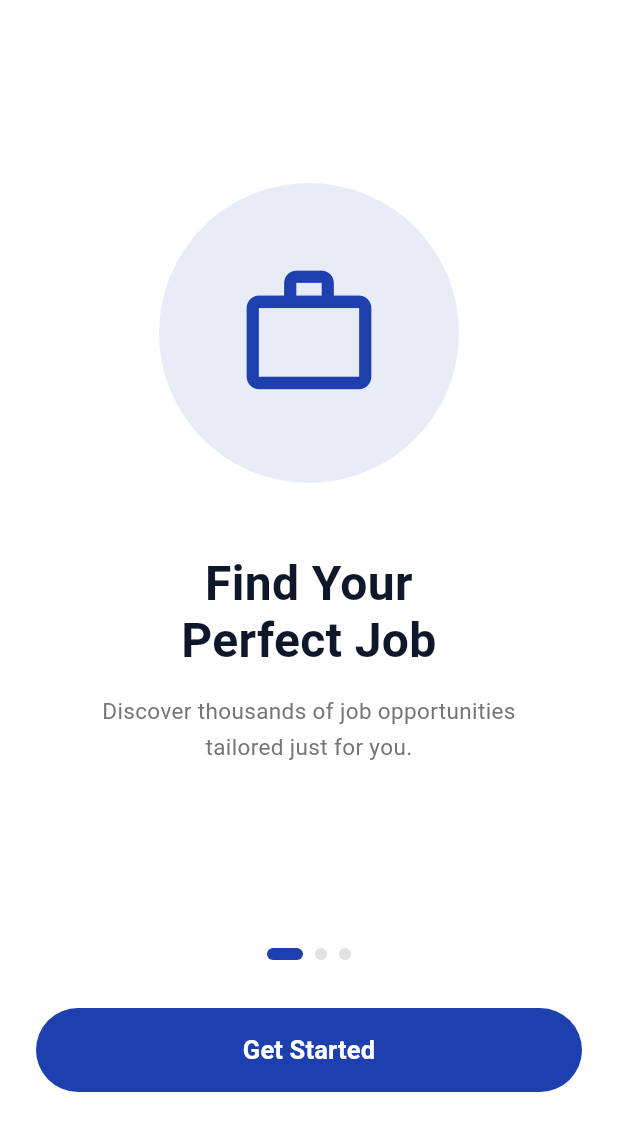
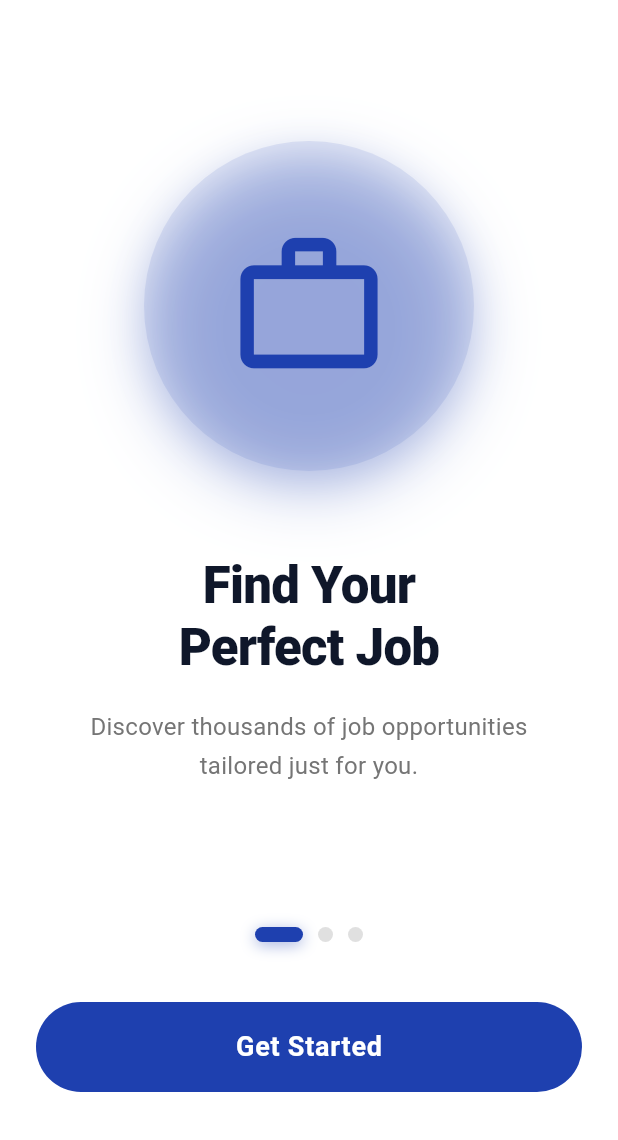
Before and after one commit to Rover1218/signalx-app, a Flutter app: the screen it shows after launch, on a phone screen of 412 x 824 dp, the part 96-1236 px from its top. Run offline on Flutter 3.47's test engine with Material 3 defaults, Android fonts, the phone set to English and light mode, and no system bars; our stand-ins replace cloud_firestore, firebase_auth, firebase_core, flutter_dotenv, google_generative_ai, image_picker and 2 more; accounts and stored records are empty.

Commit message:
feat: Initialize new Flutter project with an onboarding splash screen, app icons, and core dependencies.

```diff
--- a/workers/lib/screens/splash_screen.dart
+++ b/workers/lib/screens/splash_screen.dart
@@ -100,48 +100,65 @@ class _SplashScreenState extends State<SplashScreen> {
               ),
             ),
 
-            // Page Indicators
-            Row(
+            // Page Indicators with Smooth Animation
+            Padding(
+              padding: const EdgeInsets.only(bottom: 8),
+              child: Row(
                 mainAxisAlignment: MainAxisAlignment.center,
                 children: List.generate(_pages.length, (index) {
                   return AnimatedContainer(
                     duration: const Duration(milliseconds: 300),
-                  margin: const EdgeInsets.symmetric(horizontal: 4),
-                  width: _currentPage == index ? 24 : 8,
-                  height: 8,
+                    curve: Curves.easeInOut,
+                    margin: const EdgeInsets.symmetric(horizontal: 5),
+                    width: _currentPage == index ? 32 : 10,
+                    height: 10,
                     decoration: BoxDecoration(
                       color: _currentPage == index
                           ? AppColors.primary
                           : Colors.grey.shade300,
-                    borderRadius: BorderRadius.circular(4),
+                      borderRadius: BorderRadius.circular(5),
+                      boxShadow: _currentPage == index ? [
+                        BoxShadow(
+                          color: AppColors.primary.withOpacity(0.4),
+                          blurRadius: 8,
+                          offset: const Offset(0, 2),
+                        ),
+                      ] : [],
                     ),
                   );
                 }),
               ),
+            ),
 
             const SizedBox(height: 32),
 
-            // Get Started Button
+            // Get Started Button with Enhanced Design
             Padding(
               padding: const EdgeInsets.symmetric(horizontal: 24),
               child: SizedBox(
                 width: double.infinity,
-                height: 56,
+                height: 60,
                 child: ElevatedButton(
                   onPressed: _onGetStarted,
                   style: ElevatedButton.styleFrom(
                     backgroundColor: AppColors.primary,
                     foregroundColor: Colors.white,
                     shape: RoundedRectangleBorder(
-                      borderRadius: BorderRadius.circular(28),
+                      borderRadius: BorderRadius.circular(30),
                     ),
                     elevation: 0,
+                    shadowColor: AppColors.primary.withOpacity(0.5),
+                  ).copyWith(
+                    overlayColor: WidgetStateProperty.all(
+                      Colors.white.withOpacity(0.1),
+                    ),
                   ),
                   child: const Text(
                     'Get Started',
                     style: TextStyle(
-                      fontSize: 17,
-                      fontWeight: FontWeight.w600,
+                      fontSize: 18,
+                      fontWeight: FontWeight.w700,
+                      letterSpacing: 0.5,
                     ),
                   ),
                 ),
@@ -161,45 +178,60 @@ class _SplashScreenState extends State<SplashScreen> {
       child: Column(
         mainAxisAlignment: MainAxisAlignment.center,
         children: [
-          // Illustration Circle
+          // Illustration Circle with Enhanced Shadow
           Container(
-            width: 200,
-            height: 200,
+            width: 220,
+            height: 220,
             decoration: BoxDecoration(
               color: page.iconColor.withOpacity(0.1),
               shape: BoxShape.circle,
+              boxShadow: [
+                BoxShadow(
+                  color: page.iconColor.withOpacity(0.3),
+                  blurRadius: 40,
+                  offset: const Offset(0, 15),
+                  spreadRadius: -5,
+                ),
+                BoxShadow(
+                  color: page.iconColor.withOpacity(0.15),
+                  blurRadius: 20,
+                  offset: const Offset(0, 8),
+                ),
+              ],
             ),
             child: Icon(
               page.icon,
-              size: 100,
+              size: 110,
               color: page.iconColor,
             ),
           ),
 
-          const SizedBox(height: 48),
+          const SizedBox(height: 56),
 
-          // Title
+          // Title with Better Typography
           Text(
             page.title,
             textAlign: TextAlign.center,
             style: const TextStyle(
-              fontSize: 32,
-              fontWeight: FontWeight.bold,
+              fontSize: 34,
+              fontWeight: FontWeight.w800,
               color: AppColors.textPrimary,
               height: 1.2,
+              letterSpacing: -0.5,
             ),
           ),
 
-          const SizedBox(height: 16),
+          const SizedBox(height: 20),
 
-          // Subtitle
+          // Subtitle with Improved Readability
           Text(
             page.subtitle,
             textAlign: TextAlign.center,
             style: TextStyle(
-              fontSize: 15,
+              fontSize: 16,
               color: Colors.grey.shade600,
               height: 1.6,
+              letterSpacing: 0.2,
             ),
           ),
         ],
```
Also changed, not shown: workers/pubspec.yaml (+7 -0 lines), workers/assets/icon/app_icon.png (added), workers/pubspec.lock, 5 other files. Lines whose indentation alone changed are shown as unchanged.
